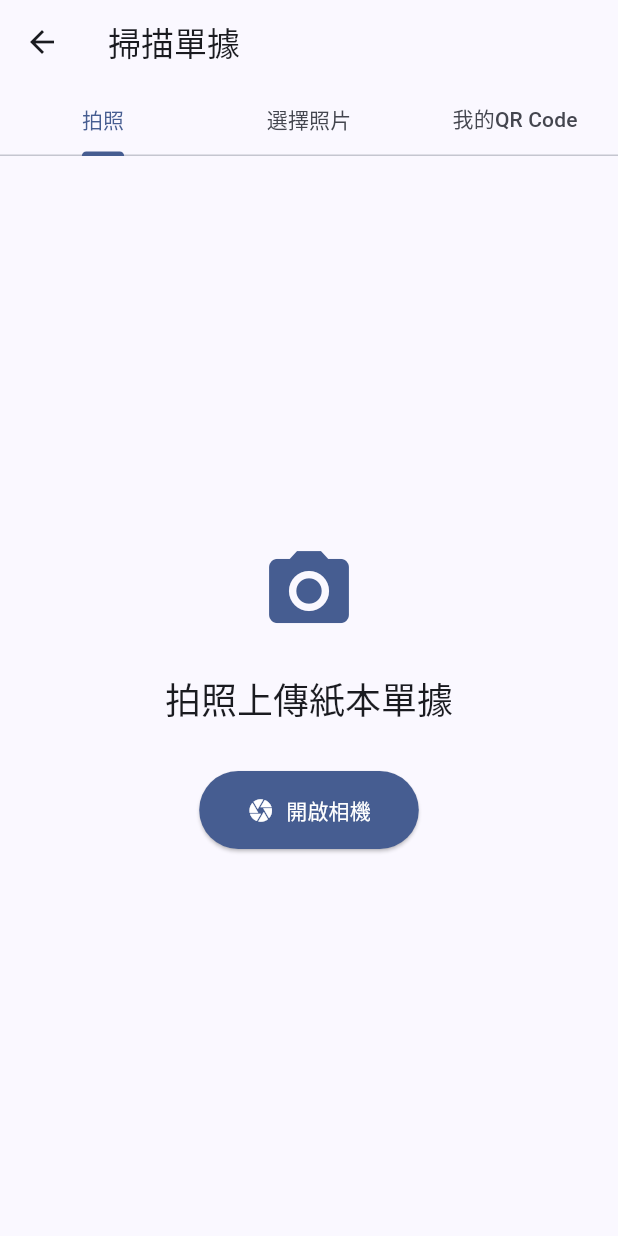
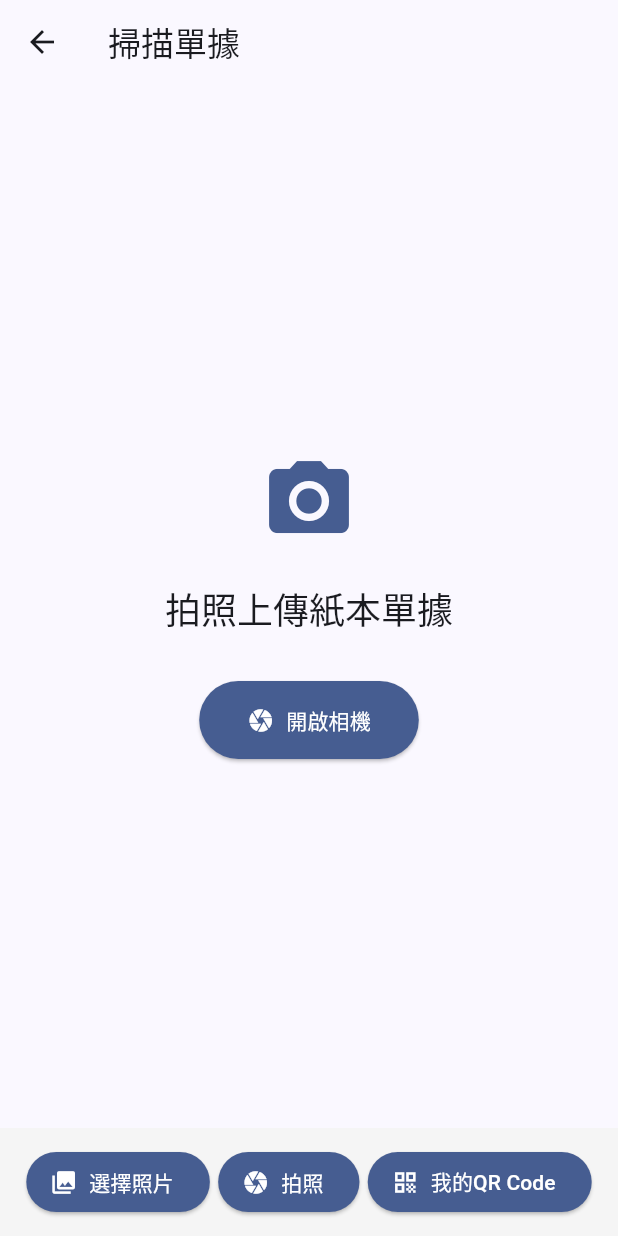
Before and after one commit to GuavaCode233/eco_sensing_app, a Flutter app: the ScanPage screen opened directly, on a phone screen of 412 x 824 dp. Run offline on Flutter 3.47's test engine with Material 3 defaults, Android fonts, the phone set to English and light mode, and no system bars; our stand-ins replace fl_chart, image_picker, qr_flutter.

Commit message:
fix: scan page UI improvements

```diff
--- a/lib/screens/employee/scan_page.dart
+++ b/lib/screens/employee/scan_page.dart
@@ -11,8 +11,7 @@ class ScanPage extends StatefulWidget {
   State<ScanPage> createState() => _ScanPageState();
 }
 
-class _ScanPageState extends State<ScanPage> with SingleTickerProviderStateMixin {
-  late TabController _tabController;
+class _ScanPageState extends State<ScanPage> {
   File? _selectedImage;
   final ImagePicker _imagePicker = ImagePicker();
   final String _employeeQRCode = const Uuid().v4(); // 員工專屬QR Code
@@ -20,12 +19,10 @@ class _ScanPageState extends State<ScanPage> with SingleTickerProviderStateMixin
   @override
   void initState() {
     super.initState();
-    _tabController = TabController(length: 3, vsync: this);
   }
 
   @override
   void dispose() {
-    _tabController.dispose();
     super.dispose();
   }
 
@@ -101,9 +98,9 @@ class _ScanPageState extends State<ScanPage> with SingleTickerProviderStateMixin
 
   void _uploadImage() {
     // TODO: 實現上傳邏輯至服務器
-    ScaffoldMessenger.of(context).showSnackBar(
-      const SnackBar(content: Text('照片已上傳')),
-    );
+    ScaffoldMessenger.of(
+      context,
+    ).showSnackBar(const SnackBar(content: Text('照片已上傳')));
     setState(() {
       _selectedImage = null;
     });
@@ -125,36 +122,77 @@ class _ScanPageState extends State<ScanPage> with SingleTickerProviderStateMixin
     );
   }
 
-  @override
-  Widget build(BuildContext context) {
-    return Scaffold(
-      appBar: AppBar(
-        title: const Text('掃描單據'),
-        bottom: TabBar(
-          controller: _tabController,
-          tabs: const [
-            Tab(text: '拍照'),
-            Tab(text: '選擇照片'),
-            Tab(text: '我的QR Code'),
+  void _showQRCodePopup() {
+    // 顯示員工專屬QR Code的彈窗
+    showDialog(
+      context: context,
+      builder: (context) => AlertDialog(
+        title: const Text('我的QR Code'),
+        content: Column(
+          mainAxisSize: MainAxisSize.min,
+          crossAxisAlignment: CrossAxisAlignment.center,
+          children: [
+            Container(
+              padding: const EdgeInsets.all(16),
+              decoration: BoxDecoration(
+                color: Colors.white,
+                borderRadius: BorderRadius.circular(12),
+                border: Border.all(
+                  color: Theme.of(context).primaryColor,
+                  width: 2,
+                ),
+              ),
+              child: QrImageView(
+                data: _employeeQRCode,
+                version: QrVersions.auto,
+                size: 200,
+                embeddedImage: null,
+              ),
+            ),
+            const SizedBox(height: 16),
+            Text(
+              '員工ID: ${_employeeQRCode.substring(0, 8).toUpperCase()}',
+              style: Theme.of(
+                context,
+              ).textTheme.bodyMedium?.copyWith(fontWeight: FontWeight.bold),
+            ),
+            const SizedBox(height: 8),
+            Text(
+              '掃碼器請掃描此QR Code進行識別',
+              style: Theme.of(
+                context,
+              ).textTheme.bodySmall?.copyWith(color: Colors.grey[600]),
+              textAlign: TextAlign.center,
+            ),
           ],
         ),
+        actions: [
+          ElevatedButton.icon(
+            onPressed: () {
+              ScaffoldMessenger.of(
+                context,
+              ).showSnackBar(const SnackBar(content: Text('QR Code已複製到剪貼簿')));
+            },
+            icon: const Icon(Icons.copy),
+            label: const Text('複製ID'),
           ),
-      body: TabBarView(
-        controller: _tabController,
-        children: [
-          // 拍照標籤
-          _buildCameraTab(),
-          // 選擇照片標籤
-          _buildGalleryTab(),
-          // QR Code標籤
-          _buildQRCodeTab(),
+          TextButton(
+            onPressed: () => Navigator.pop(context),
+            child: const Text('關閉'),
+          ),
         ],
       ),
     );
   }
 
-  Widget _buildCameraTab() {
-    return Center(
+  @override
+  Widget build(BuildContext context) {
+    return Scaffold(
+      appBar: AppBar(title: const Text('掃描單據')),
+      body: Column(
+        children: [
+          Expanded(
+            child: Center(
               child: Column(
                 mainAxisAlignment: MainAxisAlignment.center,
                 children: [
@@ -196,107 +234,46 @@ class _ScanPageState extends State<ScanPage> with SingleTickerProviderStateMixin
                   ],
                 ],
               ),
-    );
-  }
-
-  Widget _buildGalleryTab() {
-    return Center(
-      child: Column(
-        mainAxisAlignment: MainAxisAlignment.center,
+            ),
+          ),
+          // 功能按鈕行
+          Container(
+            padding: const EdgeInsets.all(12),
+            color: Colors.grey[100],
+            child: Row(
+              mainAxisAlignment: MainAxisAlignment.spaceEvenly,
               children: [
-          Icon(
-            Icons.image,
-            size: 64,
-            color: Theme.of(context).primaryColor,
-          ),
-          const SizedBox(height: 24),
-          Text(
-            '從相簿選擇照片',
-            style: Theme.of(context).textTheme.headlineSmall,
-          ),
-          const SizedBox(height: 32),
                 ElevatedButton.icon(
                   onPressed: _pickImageFromGallery,
                   icon: const Icon(Icons.photo_library),
                   label: const Text('選擇照片'),
                   style: ElevatedButton.styleFrom(
-              padding: const EdgeInsets.symmetric(
-                horizontal: 32,
-                vertical: 16,
-              ),
                     backgroundColor: Theme.of(context).primaryColor,
                     foregroundColor: Colors.white,
                   ),
                 ),
-          if (_selectedImage != null) ...[
-            const SizedBox(height: 24),
-            ClipRRect(
-              borderRadius: BorderRadius.circular(8),
-              child: Image.file(
-                _selectedImage!,
-                height: 300,
-                width: 300,
-                fit: BoxFit.cover,
+                ElevatedButton.icon(
+                  onPressed: _takePhoto,
+                  icon: const Icon(Icons.camera),
+                  label: const Text('拍照'),
+                  style: ElevatedButton.styleFrom(
+                    backgroundColor: Theme.of(context).primaryColor,
+                    foregroundColor: Colors.white,
+                  ),
+                ),
+                ElevatedButton.icon(
+                  onPressed: _showQRCodePopup,
+                  icon: const Icon(Icons.qr_code),
+                  label: const Text('我的QR Code'),
+                  style: ElevatedButton.styleFrom(
+                    backgroundColor: Theme.of(context).primaryColor,
+                    foregroundColor: Colors.white,
                   ),
                 ),
               ],
-        ],
-      ),
-    );
-  }
-
-  Widget _buildQRCodeTab() {
-    return Center(
-      child: Column(
-        mainAxisAlignment: MainAxisAlignment.center,
-        children: [
-          Text(
-            '我的QR Code',
-            style: Theme.of(context).textTheme.headlineMedium,
-          ),
-          const SizedBox(height: 32),
-          Container(
-            padding: const EdgeInsets.all(16),
-            decoration: BoxDecoration(
-              color: Colors.white,
-              borderRadius: BorderRadius.circular(12),
-              boxShadow: [
-                BoxShadow(
-                  color: Colors.black.withValues(alpha: 0.1),
-                  blurRadius: 8,
-                  offset: const Offset(0, 2),
-                ),
-              ],
-            ),
-            child: QrImageView(
-              data: _employeeQRCode,
-              version: QrVersions.auto,
-              size: 250,
-              embeddedImage: null,
             ),
           ),
-          const SizedBox(height: 24),
-          Text(
-            '員工ID: ${_employeeQRCode.substring(0, 8).toUpperCase()}',
-            style: Theme.of(context).textTheme.bodyMedium,
-          ),
-          const SizedBox(height: 16),
-          Text(
-            '掃碼器請掃描此QR Code進行識別',
-            style: Theme.of(context).textTheme.bodySmall?.copyWith(
-              color: Colors.grey[600],
-            ),
-          ),
-          const SizedBox(height: 32),
-          ElevatedButton.icon(
-            onPressed: () {
-              ScaffoldMessenger.of(context).showSnackBar(
-                const SnackBar(content: Text('QR Code已複製到剪貼簿')),
-              );
-            },
-            icon: const Icon(Icons.copy),
-            label: const Text('複製ID'),
-          ),
+          // 拍照頁面內容
         ],
       ),
     );
```
Lines whose indentation alone changed are shown as unchanged.
